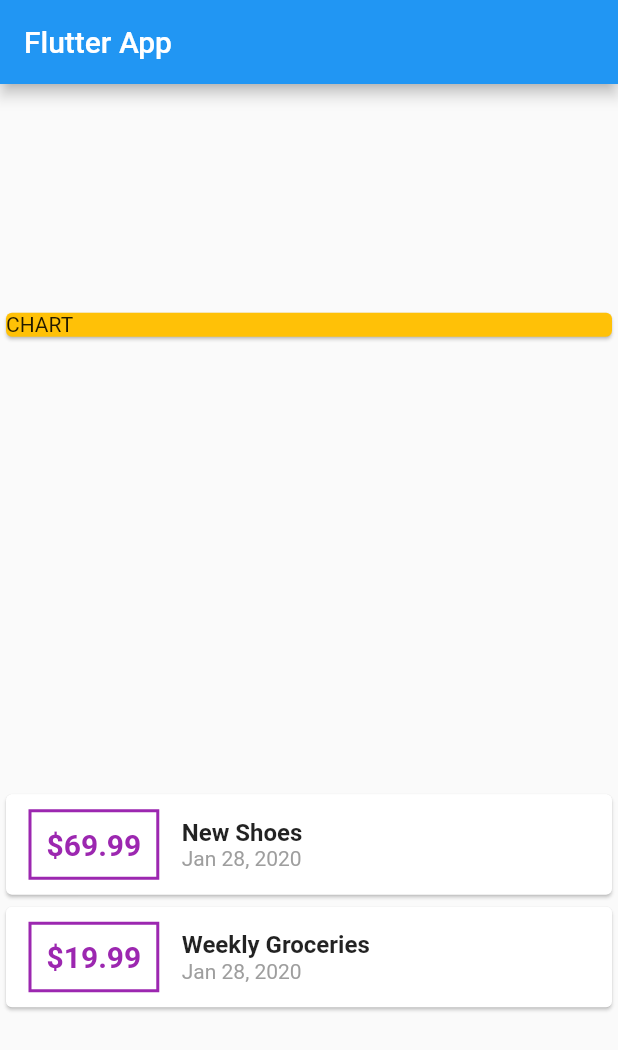
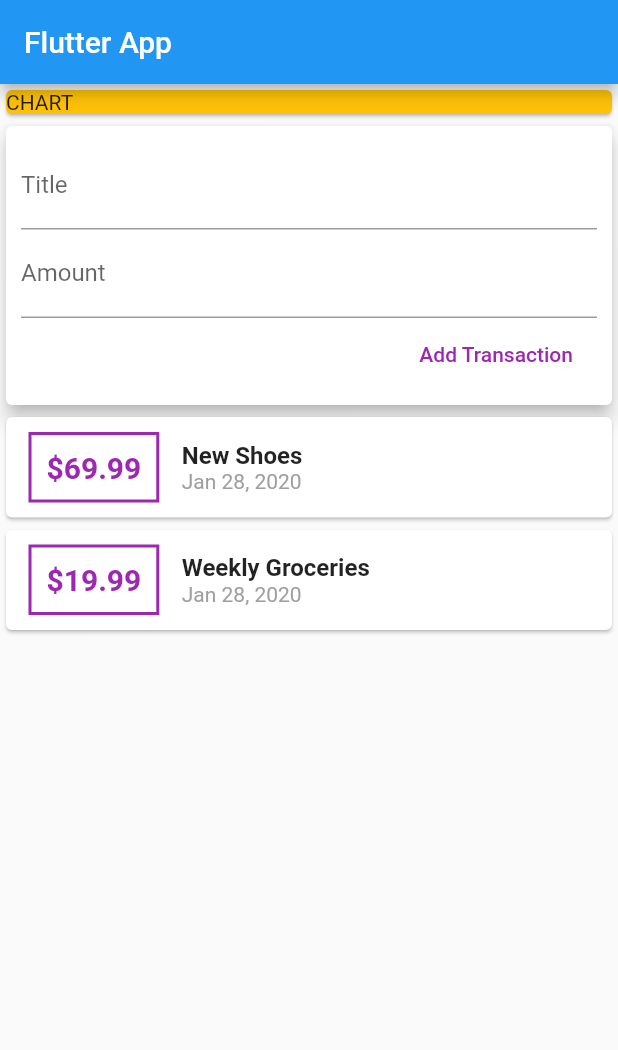
Before and after one commit to ahoulgour/personal_expenses_app, a Flutter app: the screen it shows after launch, on a phone screen of 412 x 824 dp. Shown: the top 1050 px of the screen. Run offline on Flutter 3.47's test engine with Material 2 defaults, Android fonts, the phone set to English and light mode, and no system bars.

Commit message:
add text field

```diff
--- a/lib/main.dart
+++ b/lib/main.dart
@@ -38,7 +38,7 @@ class MyHomePage extends StatelessWidget {
         title: Text('Flutter App'),
       ),
       body: Column(
-        mainAxisAlignment: MainAxisAlignment.spaceAround,
+        // mainAxisAlignment: MainAxisAlignment.start, // default is start so I comment it
         crossAxisAlignment: CrossAxisAlignment.stretch,
         children: <Widget>[
           Container(
@@ -47,6 +47,26 @@ class MyHomePage extends StatelessWidget {
             child: Card(
               color: Colors.amber,
               child: Text('CHART'),
+            ),
+          ),
+          Card(
+            elevation: 5,
+            child: Container(
+              padding: EdgeInsets.all(10),
+              child: Column(
+                crossAxisAlignment: CrossAxisAlignment.end,
+                children: <Widget>[
+                  TextField(
+                    decoration: InputDecoration(labelText: 'Title'),
+                  ),
+                  TextField(
+                    decoration: InputDecoration(labelText: 'Amount'),
+                  ),
+                  FlatButton(child: Text('Add Transaction'), textColor: Colors.purple, onPressed: () {
+                    //TODO
+                  },),
+                ],
+              ),
             ),
           ),
           Column(
@@ -86,7 +106,8 @@ class MyHomePage extends StatelessWidget {
                           ),
                         ),
                         Text(
-                          DateFormat.yMMMd().format(tx.date), // format date using intl
+                          DateFormat.yMMMd()
+                              .format(tx.date), // format date using intl
                           style: TextStyle(
                             color: Colors.grey,
                           ),
```
